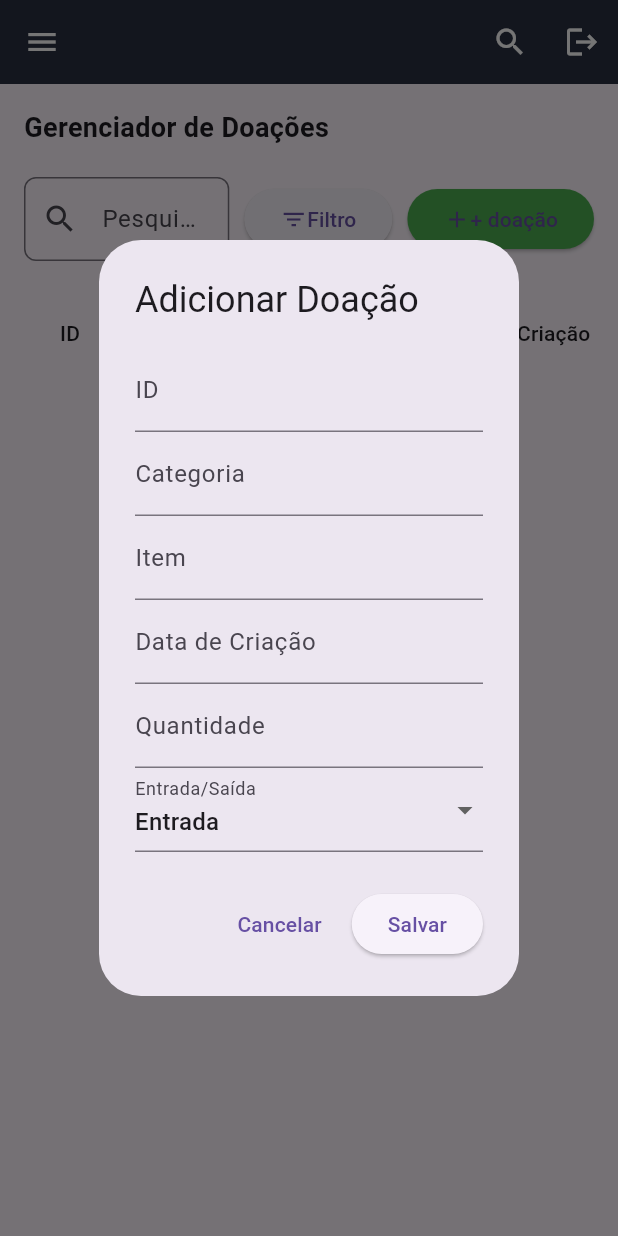
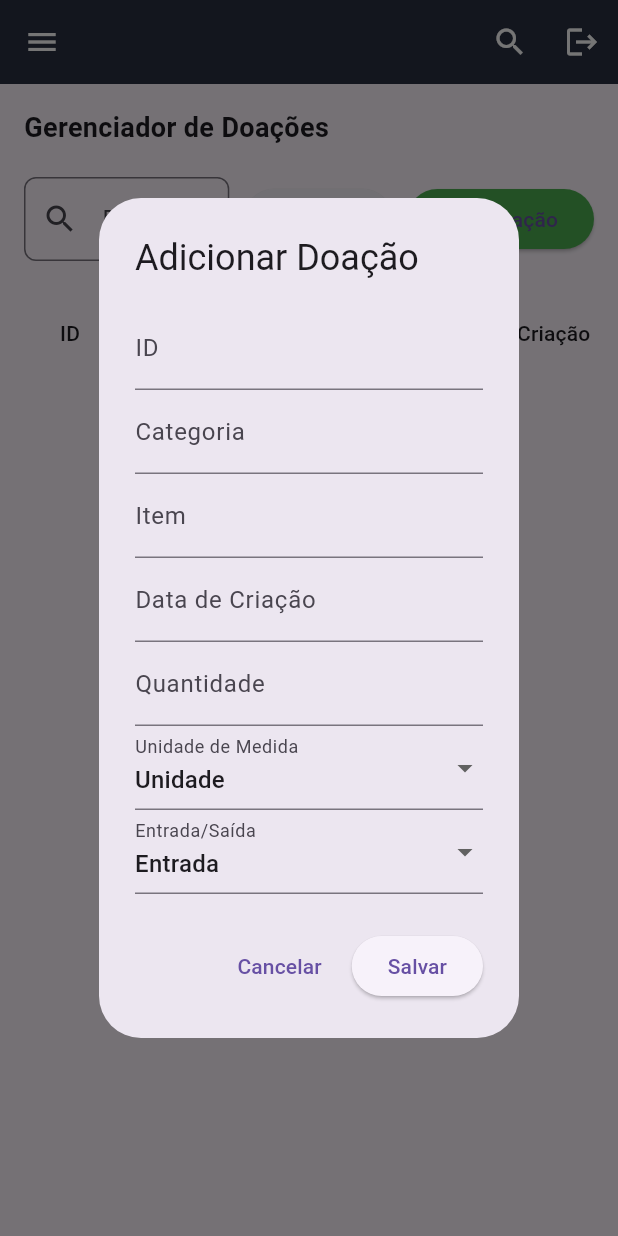
Before and after one commit to luizpassoss/Ong-mobile, a Flutter app: the DoacoesPage screen opened directly, after a tap on "+ doação", on a phone screen of 412 x 824 dp. Run offline on Flutter 3.47's test engine with Material 3 defaults, Android fonts, the phone set to English and light mode, and no system bars; our stand-ins replace fl_chart, shared_preferences; accounts and stored records are empty.

Commit message:
mais melhorias na usabilidade

```diff
--- a/ongconforme/lib/main.dart
+++ b/ongconforme/lib/main.dart
@@ -288,6 +288,7 @@ class _LoginFormPageState extends State<LoginFormPage> {
     );
   }
 }
+
 class CustomAppBar extends StatelessWidget implements PreferredSizeWidget {
   final String title;
 
@@ -327,17 +328,17 @@ class CustomAppBar extends StatelessWidget implements PreferredSizeWidget {
           title: Text("Pesquisar"),
           content: TextField(
             decoration: InputDecoration(
-              hintText: 'digite...',
+              hintText: 'Digite...',
               border: OutlineInputBorder(),
             ),
             onChanged: (value) {
-              // Add your search logic here
-              print("Searching for: $value");
+              // Adicione a lógica de pesquisa aqui
+              print("Pesquisando por: $value");
             },
           ),
           actions: [
             TextButton(
-              child: Text("fechar"),
+              child: Text("Fechar"),
               onPressed: () {
                 Navigator.of(context).pop();
               },
@@ -345,6 +346,15 @@ class CustomAppBar extends StatelessWidget implements PreferredSizeWidget {
           ],
         );
       },
+    );
+  }
+
+  void _logout(BuildContext context) {
+    // Redireciona para a tela de login, limpando a pilha de navegação
+    Navigator.pushAndRemoveUntil(
+      context,
+      MaterialPageRoute(builder: (context) => LoginFormPage()),
+      (route) => false,
     );
   }
 
@@ -380,7 +390,12 @@ class CustomAppBar extends StatelessWidget implements PreferredSizeWidget {
             _showSearchDialog(context);
           },
         ),
-        IconButton(onPressed: () {}, icon: Icon(Icons.logout)),
+        IconButton(
+          icon: Icon(Icons.logout),
+          onPressed: () {
+            _logout(context); // Chama a função de logout
+          },
+        ),
       ],
       iconTheme: IconThemeData(color: Colors.white),
     );
@@ -389,7 +404,6 @@ class CustomAppBar extends StatelessWidget implements PreferredSizeWidget {
   @override
   Size get preferredSize => Size.fromHeight(kToolbarHeight);
 }
-//pagina dashboard
 
 
 class DashboardPage extends StatelessWidget {
@@ -478,17 +492,6 @@ class DashboardPage extends StatelessWidget {
               _buildRecentes(),
 
               const SizedBox(height: 24),
-
-              // Navegar para FamiliesPage
-              ElevatedButton(
-                onPressed: () {
-                  Navigator.push(
-                    context,
-                    MaterialPageRoute(builder: (context) => FamiliesPage()),
-                  );
-                },
-                child: Text("Ver Famílias e Filtros"),
-              ),
             ],
           ),
         ),
@@ -946,6 +949,7 @@ class Doacao {
   String item;
   String dataCriacao;
   int quantidade;
+  String unidadeMedida;
   String entradaSaida;
 
   Doacao({
@@ -954,6 +958,7 @@ class Doacao {
     required this.item,
     required this.dataCriacao,
     required this.quantidade,
+    required this.unidadeMedida,
     required this.entradaSaida,
   });
 }
@@ -964,24 +969,20 @@ class DoacoesPage extends StatefulWidget {
 }
 
 class _DoacoesScreenState extends State<DoacoesPage> {
-  // Lista de doações
   List<Doacao> _doacoes = [];
 
-  // Função para adicionar uma doação
   void _adicionarDoacao(Doacao doacao) {
     setState(() {
       _doacoes.add(doacao);
     });
   }
 
-  // Função para editar uma doação
   void _editarDoacao(int index, Doacao novaDoacao) {
     setState(() {
       _doacoes[index] = novaDoacao;
     });
   }
 
-  // Função para remover uma doação
   void _removerDoacao(int index) {
     setState(() {
       _doacoes.removeAt(index);
@@ -1008,7 +1009,6 @@ class _DoacoesScreenState extends State<DoacoesPage> {
             SizedBox(height: 20),
             Row(
               children: [
-
                 Expanded(
                   child: TextField(
                     decoration: InputDecoration(
@@ -1022,9 +1022,7 @@ class _DoacoesScreenState extends State<DoacoesPage> {
                 ),
                 const SizedBox(width: 10),
                 ElevatedButton(
-                  onPressed: () {
-                    // Função de filtro (pode ser adicionada aqui)
-                  },
+                  onPressed: () {},
                   child: Row(
                     children: const [
                       Icon(Icons.filter_list),
@@ -1050,7 +1048,6 @@ class _DoacoesScreenState extends State<DoacoesPage> {
               ],
             ),
             const SizedBox(height: 20),
-            // Tabela de doações
             Expanded(
               child: SingleChildScrollView(
                 scrollDirection: Axis.horizontal,
@@ -1060,7 +1057,8 @@ class _DoacoesScreenState extends State<DoacoesPage> {
                     DataColumn(label: Text('Categoria')),
                     DataColumn(label: Text('Item')),
                     DataColumn(label: Text('Data Criação')),
-                    DataColumn(label: Text('Quantidade Atual')),
+                    DataColumn(label: Text('Quantidade')),
+                    DataColumn(label: Text('Unidade')),
                     DataColumn(label: Text('Entrada/Saída')),
                     DataColumn(label: Text('Ações')),
                   ],
@@ -1074,7 +1072,6 @@ class _DoacoesScreenState extends State<DoacoesPage> {
     );
   }
 
-  // Função para construir as linhas da tabela de doações
   List<DataRow> _buildDonationRows() {
     return List.generate(_doacoes.length, (index) {
       final doacao = _doacoes[index];
@@ -1084,6 +1081,7 @@ class _DoacoesScreenState extends State<DoacoesPage> {
         DataCell(Text(doacao.item)),
         DataCell(Text(doacao.dataCriacao)),
         DataCell(Text(doacao.quantidade.toString())),
+        DataCell(Text(doacao.unidadeMedida)),
         DataCell(Text(doacao.entradaSaida)),
         DataCell(
           Row(
@@ -1107,11 +1105,11 @@ class _DoacoesScreenState extends State<DoacoesPage> {
     });
   }
 
-  // Função para exibir o diálogo de adicionar doação
   void _mostrarDialogoAdicionarDoacao() {
     final _formKey = GlobalKey<FormState>();
     String id = '', categoria = '', item = '', dataCriacao = '';
     int quantidade = 0;
+    String unidadeMedida = 'Unidade';
     String entradaSaida = 'Entrada';
 
     showDialog(
@@ -1119,7 +1117,8 @@ class _DoacoesScreenState extends State<DoacoesPage> {
       builder: (BuildContext context) {
         return AlertDialog(
           title: Text('Adicionar Doação'),
-          content: Form(
+          content: SingleChildScrollView(
+            child: Form(
               key: _formKey,
               child: Column(
                 mainAxisSize: MainAxisSize.min,
@@ -1146,6 +1145,17 @@ class _DoacoesScreenState extends State<DoacoesPage> {
                     onSaved: (value) => quantidade = int.parse(value!),
                   ),
                   DropdownButtonFormField(
+                    decoration: InputDecoration(labelText: 'Unidade de Medida'),
+                    value: unidadeMedida,
+                    items: ['Unidade', 'Kilo'].map((String value) {
+                      return DropdownMenuItem<String>(
+                        value: value,
+                        child: Text(value),
+                      );
+                    }).toList(),
+                    onChanged: (newValue) => unidadeMedida = newValue as String,
+                  ),
+                  DropdownButtonFormField(
                     decoration: InputDecoration(labelText: 'Entrada/Saída'),
                     value: entradaSaida,
                     items: ['Entrada', 'Saída'].map((String value) {
@@ -1157,6 +1167,7 @@ class _DoacoesScreenState extends State<DoacoesPage> {
                     onChanged: (newValue) => entradaSaida = newValue as String,
                   ),
                 ],
+              ),
             ),
           ),
           actions: [
@@ -1176,6 +1187,7 @@ class _DoacoesScreenState extends State<DoacoesPage> {
                     item: item,
                     dataCriacao: dataCriacao,
                     quantidade: quantidade,
+                    unidadeMedida: unidadeMedida,
                     entradaSaida: entradaSaida,
                   ));
                   Navigator.pop(context);
@@ -1189,19 +1201,20 @@ class _DoacoesScreenState extends State<DoacoesPage> {
     );
   }
 
-  // Função para exibir o diálogo de edição de doação
   void _mostrarDialogoEditarDoacao(int index, Doacao doacao) {
     final _formKey = GlobalKey<FormState>();
     String id = doacao.id, categoria = doacao.categoria, item = doacao.item;
     String dataCriacao = doacao.dataCriacao, entradaSaida = doacao.entradaSaida;
     int quantidade = doacao.quantidade;
+    String unidadeMedida = doacao.unidadeMedida;
 
     showDialog(
       context: context,
       builder: (BuildContext context) {
         return AlertDialog(
           title: Text('Editar Doação'),
-          content: Form(
+          content: SingleChildScrollView(
+            child: Form(
               key: _formKey,
               child: Column(
                 mainAxisSize: MainAxisSize.min,
@@ -1233,6 +1246,17 @@ class _DoacoesScreenState extends State<DoacoesPage> {
                     onSaved: (value) => quantidade = int.parse(value!),
                   ),
                   DropdownButtonFormField(
+                    decoration: InputDecoration(labelText: 'Unidade de Medida'),
+                    value: unidadeMedida,
+                    items: ['Unidade', 'Kilo'].map((String value) {
+                      return DropdownMenuItem<String>(
+                        value: value,
+                        child: Text(value),
+                      );
+                    }).toList(),
+                    onChanged: (newValue) => unidadeMedida = newValue as String,
+                  ),
+                  DropdownButtonFormField(
                     decoration: InputDecoration(labelText: 'Entrada/Saída'),
                     value: entradaSaida,
                     items: ['Entrada', 'Saída'].map((String value) {
@@ -1244,6 +1268,7 @@ class _DoacoesScreenState extends State<DoacoesPage> {
                     onChanged: (newValue) => entradaSaida = newValue as String,
                   ),
                 ],
+              ),
             ),
           ),
           actions: [
@@ -1263,6 +1288,7 @@ class _DoacoesScreenState extends State<DoacoesPage> {
                     item: item,
                     dataCriacao: dataCriacao,
                     quantidade: quantidade,
+                    unidadeMedida: unidadeMedida,
                     entradaSaida: entradaSaida,
                   ));
                   Navigator.pop(context);
```
Lines whose indentation alone changed are shown as unchanged.
